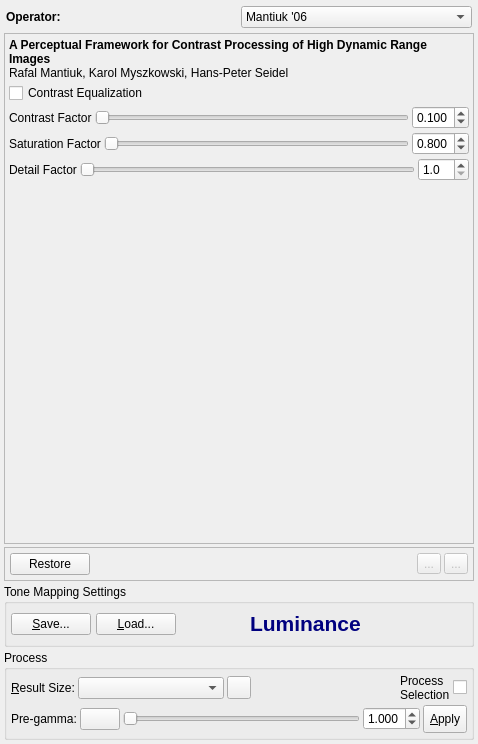
The window that forms/TonemappingPanel.ui (LuminanceHDR/LuminanceHDR) describes before a commit, drawn with Qt 5.
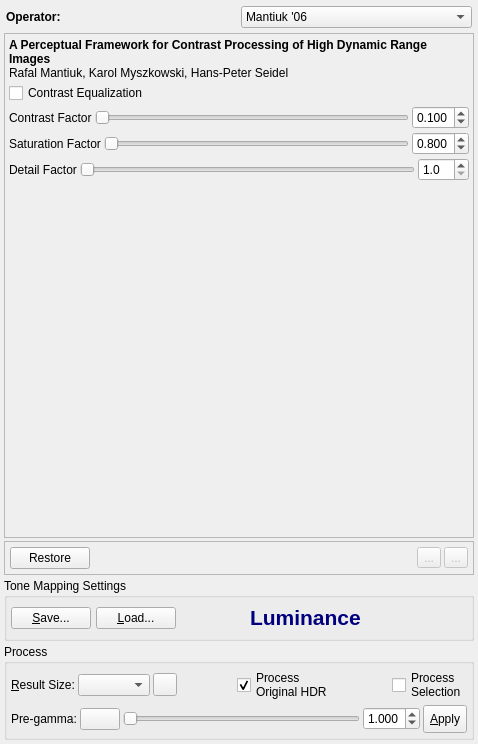
The same window after the commit. Icons and pictures are not drawn.

Commit message: Added "Tonemap an already tonemapped HDR" feature

```diff
--- a/forms/TonemappingPanel.ui
+++ b/forms/TonemappingPanel.ui
@@ -2330,6 +2330,30 @@
               </property>
              </widget>
             </item>
+            <item>
+             <spacer name="horizontalSpacer_4">
+              <property name="orientation">
+               <enum>Qt::Horizontal</enum>
+              </property>
+              <property name="sizeHint" stdset="0">
+               <size>
+                <width>40</width>
+                <height>20</height>
+               </size>
+              </property>
+             </spacer>
+            </item>
+            <item>
+             <widget class="QCheckBox" name="checkBoxOriginal">
+              <property name="text">
+               <string>Process
+Original HDR</string>
+              </property>
+              <property name="checked">
+               <bool>true</bool>
+              </property>
+             </widget>
+            </item>
             <item>
              <spacer name="horizontalSpacer_3">
               <property name="orientation">
@@ -2344,7 +2368,7 @@
              </spacer>
             </item>
             <item>
-             <widget class="QLabel" name="label_8">
+             <widget class="QCheckBox" name="checkBoxSelection">
               <property name="toolTip">
                <string>Process only selection of the original HDR image</string>
               </property>
@@ -2354,16 +2378,6 @@
               </property>
              </widget>
             </item>
-            <item>
-             <widget class="QCheckBox" name="checkBox">
-              <property name="toolTip">
-               <string>Process only selection of the original HDR image</string>
-              </property>
-              <property name="text">
-               <string/>
-              </property>
-             </widget>
-            </item>
            </layout>
           </item>
           <item>
```
